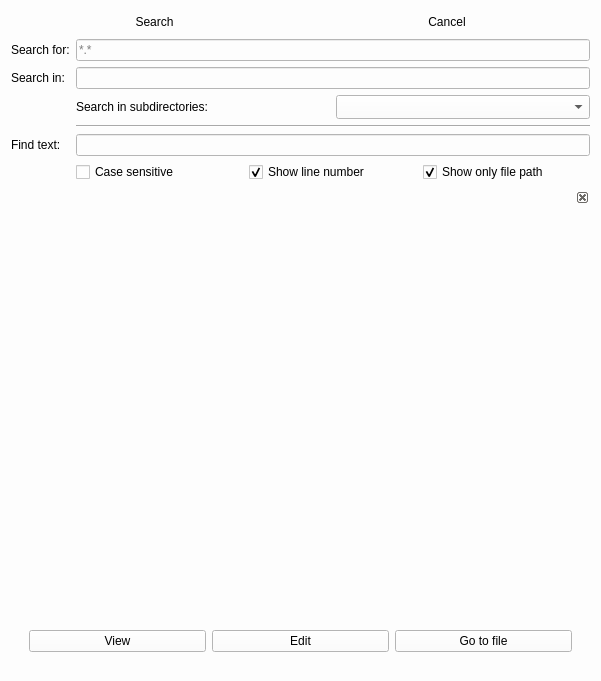
Before: the Qt Designer form FileExplorer/searchform.ui in xytraguptor/evalintroprog, drawn with Qt 5.
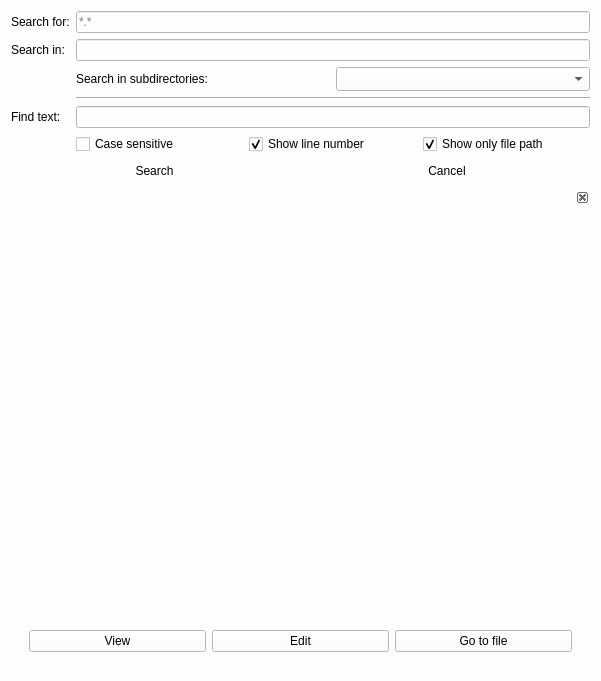
After: the same form once the commit is applied.

Commit message: add search and cancel buttons at the bottom of the form

```diff
--- a/FileExplorer/searchform.ui
+++ b/FileExplorer/searchform.ui
@@ -38,54 +38,6 @@
    <property name="sizeConstraint">
     <enum>QLayout::SetMinAndMaxSize</enum>
    </property>
-   <item>
-    <layout class="QHBoxLayout" name="horizontalLayout_3">
-     <item>
-      <widget class="QPushButton" name="btnStartSearch">
-       <property name="styleSheet">
-        <string notr="true">border-color: rgb(0, 170, 255);
-border-bottom-color: rgb(255, 85, 0);
-</string>
-       </property>
-       <property name="text">
-        <string>Search</string>
-       </property>
-       <property name="autoRepeat">
-        <bool>false</bool>
-       </property>
-       <property name="default">
-        <bool>true</bool>
-       </property>
-       <property name="flat">
-        <bool>true</bool>
-       </property>
-      </widget>
-     </item>
-     <item>
-      <widget class="QPushButton" name="btnCancel">
-       <property name="autoFillBackground">
-        <bool>false</bool>
-       </property>
-       <property name="styleSheet">
-        <string notr="true">border-color: rgb(0, 170, 255);
-gridline-color: rgb(255, 255, 127);</string>
-       </property>
-       <property name="text">
-        <string>Cancel</string>
-       </property>
-       <property name="autoDefault">
-        <bool>false</bool>
-       </property>
-       <property name="default">
-        <bool>false</bool>
-       </property>
-       <property name="flat">
-        <bool>true</bool>
-       </property>
-      </widget>
-     </item>
-    </layout>
-   </item>
    <item>
     <layout class="QHBoxLayout" name="horizontalLayout_4">
      <property name="sizeConstraint">
@@ -221,6 +173,54 @@
      </item>
     </layout>
    </item>
+   <item>
+    <layout class="QHBoxLayout" name="horizontalLayout_3">
+     <item>
+      <widget class="QPushButton" name="btnStartSearch">
+       <property name="styleSheet">
+        <string notr="true">border-color: rgb(0, 170, 255);
+border-bottom-color: rgb(255, 85, 0);
+</string>
+       </property>
+       <property name="text">
+        <string>Search</string>
+       </property>
+       <property name="autoRepeat">
+        <bool>false</bool>
+       </property>
+       <property name="default">
+        <bool>true</bool>
+       </property>
+       <property name="flat">
+        <bool>true</bool>
+       </property>
+      </widget>
+     </item>
+     <item>
+      <widget class="QPushButton" name="btnCancel">
+       <property name="autoFillBackground">
+        <bool>false</bool>
+       </property>
+       <property name="styleSheet">
+        <string notr="true">border-color: rgb(0, 170, 255);
+gridline-color: rgb(255, 255, 127);</string>
+       </property>
+       <property name="text">
+        <string>Cancel</string>
+       </property>
+       <property name="autoDefault">
+        <bool>false</bool>
+       </property>
+       <property name="default">
+        <bool>false</bool>
+       </property>
+       <property name="flat">
+        <bool>true</bool>
+       </property>
+      </widget>
+     </item>
+    </layout>
+   </item>
    <item>
     <widget class="QDockWidget" name="dockWidget">
      <property name="features">
```
The commit also changes 5 other files.
